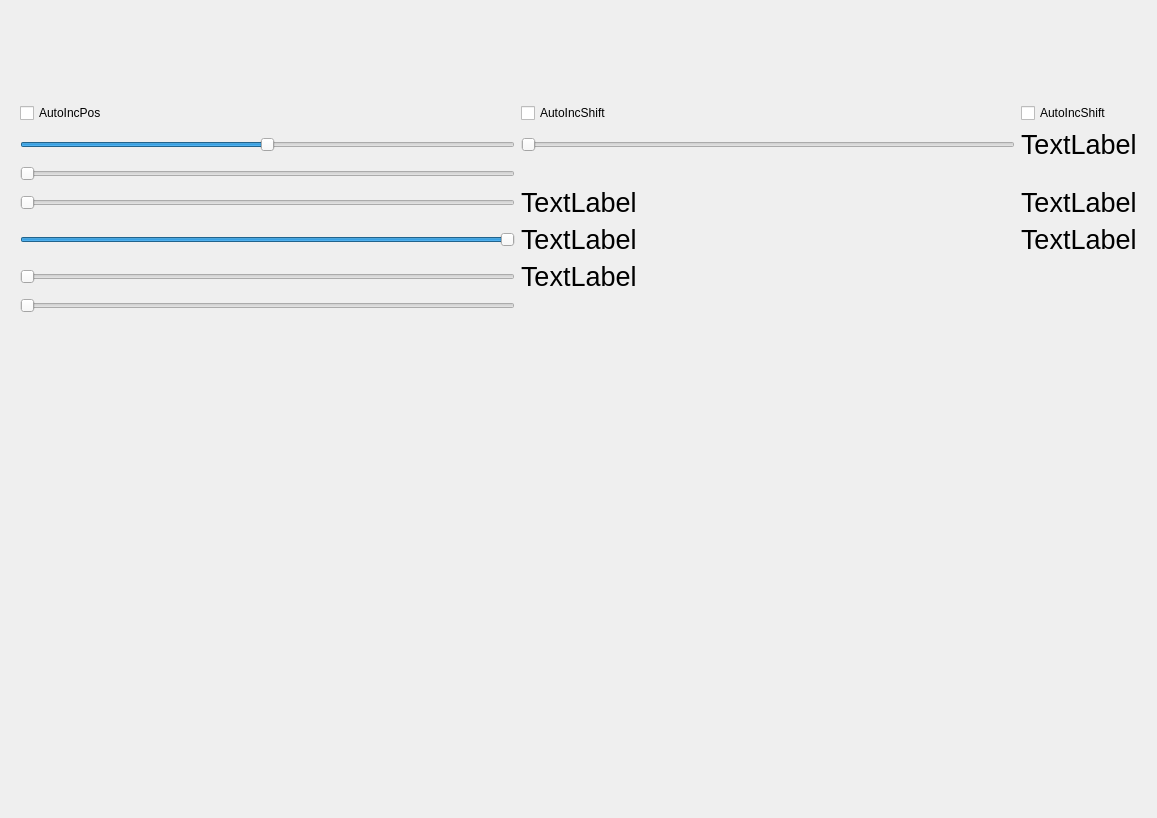
Old version of the form widget.ui in the repository FlamingMoe85/LightInSyncQt.
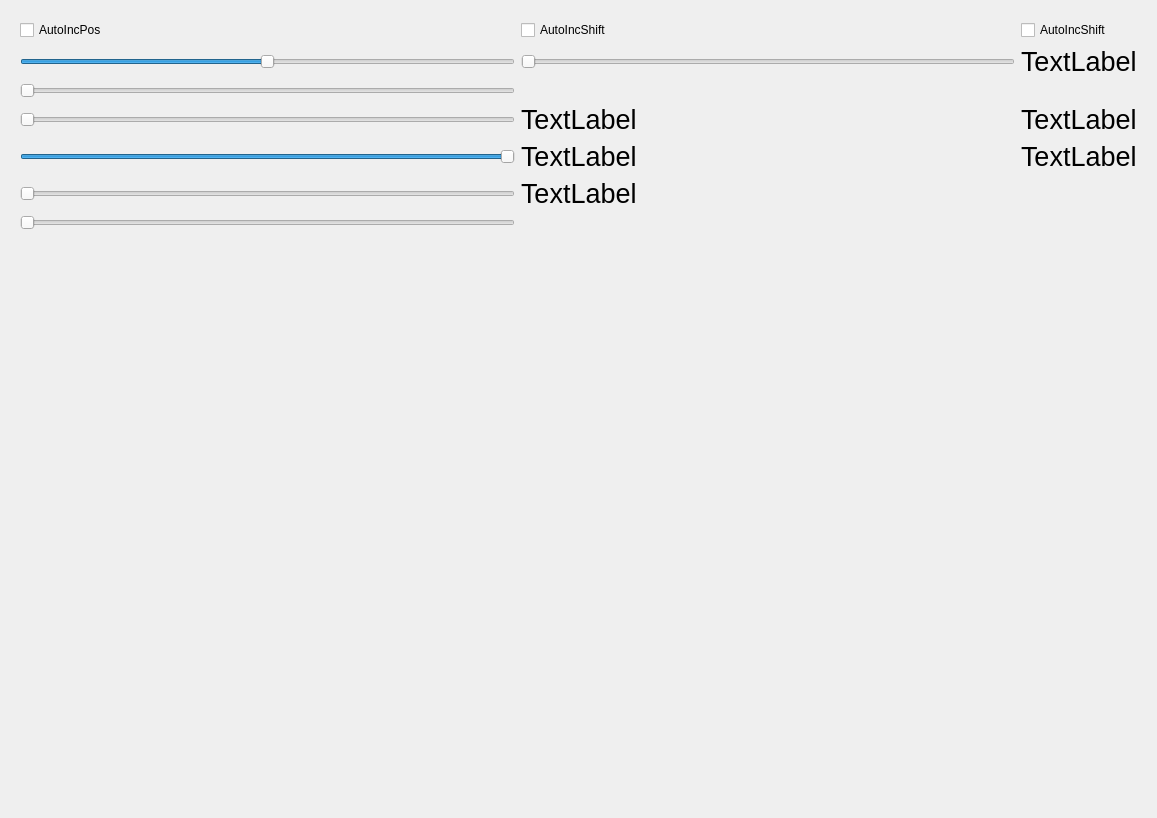
New version of the form.

What changed in the file:
```diff
--- a/widget.ui
+++ b/widget.ui
@@ -231,8 +231,36 @@
        </layout>
       </widget>
      </item>
+     <item>
+      <widget class="QWidget" name="widget_3" native="true">
+       <property name="sizePolicy">
+        <sizepolicy hsizetype="Expanding" vsizetype="Expanding">
+         <horstretch>1</horstretch>
+         <verstretch>1</verstretch>
+        </sizepolicy>
+       </property>
+       <property name="styleSheet">
+        <string notr="true"/>
+       </property>
+       <layout class="QVBoxLayout" name="verticalLayout_2">
+        <item>
+         <layout class="QVBoxLayout" name="verticalLayout_Player">
+          <property name="spacing">
+           <number>0</number>
+          </property>
+         </layout>
+        </item>
+       </layout>
+      </widget>
+     </item>
      <item>
       <widget class="QWidget" name="widget" native="true">
+       <property name="sizePolicy">
+        <sizepolicy hsizetype="Preferred" vsizetype="Preferred">
+         <horstretch>1</horstretch>
+         <verstretch>2</verstretch>
+        </sizepolicy>
+       </property>
        <layout class="QVBoxLayout" name="verticalLayout_7">
         <item>
          <layout class="QVBoxLayout" name="verticalLayout_Dots"/>
```
